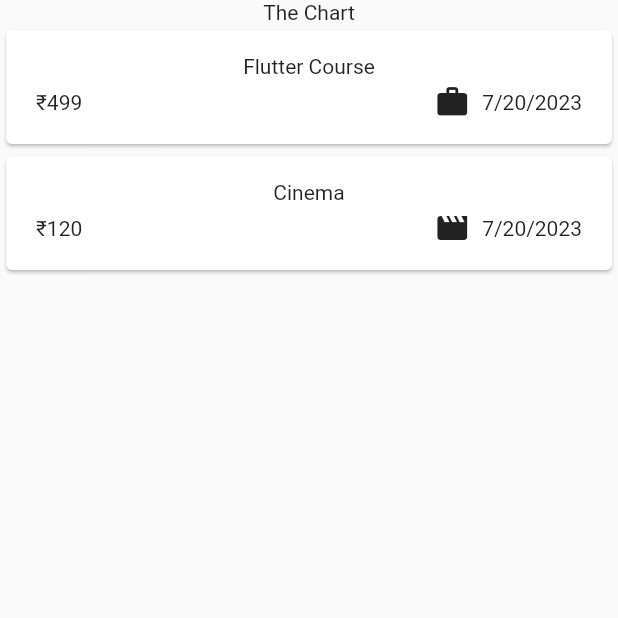
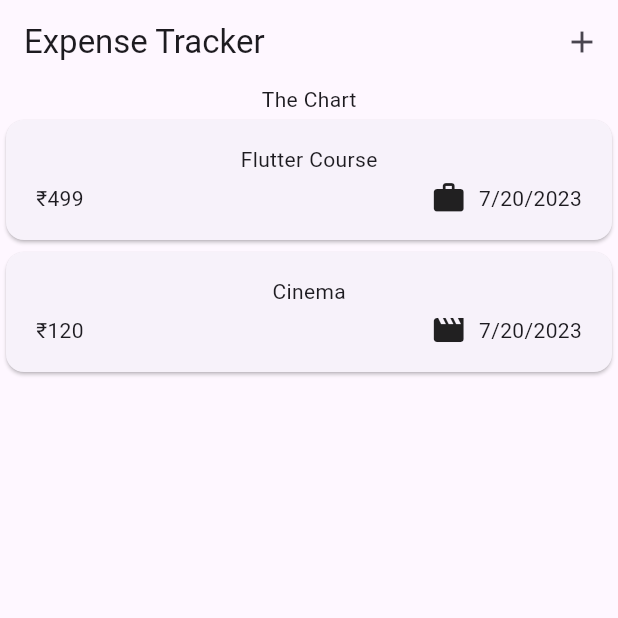
Before and after one commit to iniyananthony2002/expense_tracker, a Flutter app: the screen it shows after launch, on a phone screen of 412 x 824 dp, the top half of it. Run offline on Flutter 3.47's test engine with Material 2 defaults, Android fonts, the phone set to English and light mode, and no system bars.

Commit message:
added app bar

```diff
--- a/lib/main.dart
+++ b/lib/main.dart
@@ -3,8 +3,9 @@ import 'package:expense_tracker/widgets/expenses.dart';
 
 void main() {
   runApp(
-    const MaterialApp(
-      home: Expenses(),
+    MaterialApp(
+      theme: ThemeData(useMaterial3: true),
+      home: const Expenses(),
     ),
   );
 }
--- a/lib/widgets/expenses.dart
+++ b/lib/widgets/expenses.dart
@@ -28,6 +28,15 @@ class _ExpensesState extends State<Expenses> {
   @override
   Widget build(context) {
     return Scaffold(
+      appBar: AppBar(
+        title: const Text('Expense Tracker'),
+        actions: [
+          IconButton(
+            onPressed: () {},
+            icon: Icon(Icons.add),
+          )
+        ],
+      ),
       body: Column(
         children: [
           const Text('The Chart'),
```
